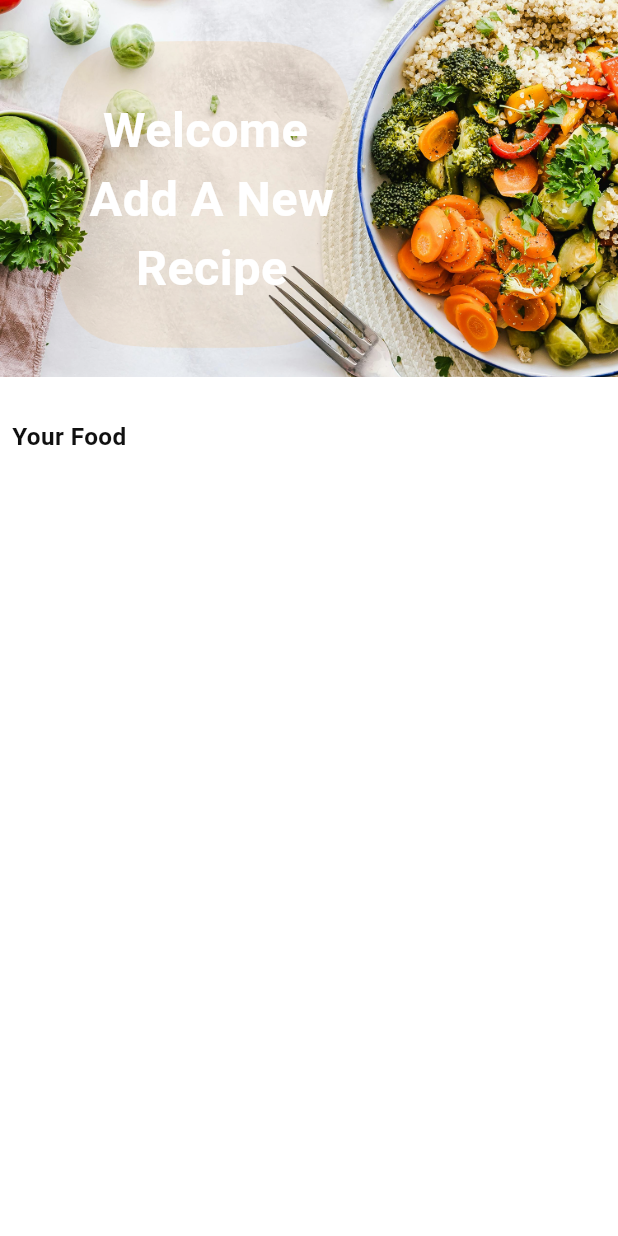
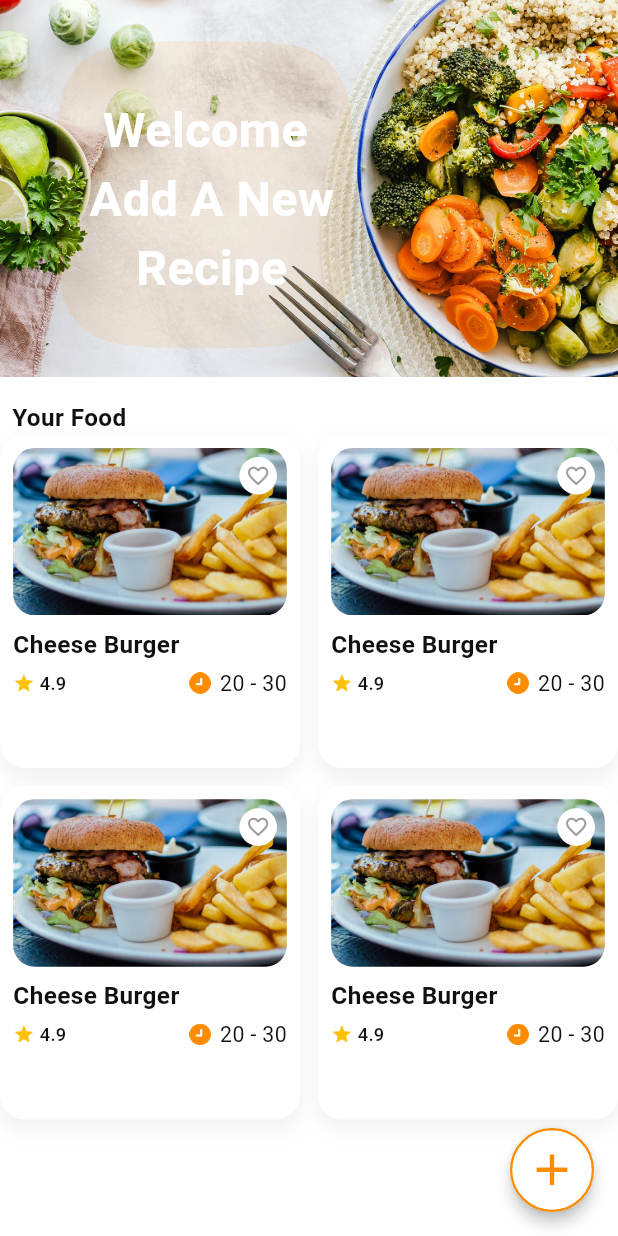
Before and after one commit to sohibemad122/meals_app, a Flutter app: the HomePage screen opened by its route, on a phone screen of 412 x 824 dp. Run offline on Flutter 3.47's test engine with Material 3 defaults, Android fonts, the phone set to English and light mode, and no system bars; our stand-ins replace carousel_slider, flutter_screenutil, shared_preferences; accounts and stored records are empty.

Commit message:
improve home layout, redesign food widgets, fix login persistence, and update floating action button

```diff
--- a/lib/Features/home/home_page.dart
+++ b/lib/Features/home/home_page.dart
@@ -1,6 +1,8 @@
 import 'package:flutter/material.dart';
+import 'package:meals_app/Features/home/widgets/food_item_widget.dart';
 import 'package:meals_app/Features/home/widgets/topbar_and_text.dart';
 import 'package:meals_app/core/Helpers/spacing.dart';
+import 'package:meals_app/core/Theme/app_colors.dart';
 import 'package:meals_app/core/Theme/text_styles.dart';
 
 class HomePage extends StatelessWidget {
@@ -14,15 +16,40 @@ class HomePage extends StatelessWidget {
         crossAxisAlignment: CrossAxisAlignment.start,
         children: [
           const TopbarAndText(),
-          verticalspace(20),
+          verticalspace(15),
           Padding(
-            padding: const EdgeInsets.all(8.0),
+            padding: const EdgeInsets.symmetric(horizontal: 8.0),
             child: Text(
               'Your Food',
               style: TextStyles.font16Neutral100SemiBold,
             ),
           ),
+          Expanded(
+            child: GridView.builder(
+              itemCount: 4,
+              gridDelegate: SliverGridDelegateWithFixedCrossAxisCount(
+                crossAxisCount: 2,
+                crossAxisSpacing: 12,
+                mainAxisSpacing: 12,
+                childAspectRatio: 0.9,
+              ),
+              itemBuilder: (context, index) {
+                return FoodItemWidget();
+              },
+            ),
+          ),
         ],
+      ),
+      floatingActionButton: FloatingActionButton(
+        backgroundColor: AppColors.white,
+        elevation: 4,
+
+        shape: RoundedRectangleBorder(
+          borderRadius: BorderRadius.circular(40),
+          side: BorderSide(color: AppColors.mainColor, width: 1.5),
+        ),
+        onPressed: () {},
+        child: Icon(Icons.add, color: AppColors.mainColor, size: 35),
       ),
     );
   }
--- /dev/null
+++ b/lib/Features/home/widgets/food_item_widget.dart
@@ -0,0 +1,91 @@
+import 'package:flutter/material.dart';
+import 'package:flutter_screenutil/flutter_screenutil.dart';
+import 'package:meals_app/core/Helpers/spacing.dart';
+import 'package:meals_app/core/Theme/app_colors.dart';
+import 'package:meals_app/core/Theme/text_styles.dart';
+
+class FoodItemWidget extends StatelessWidget {
+  const FoodItemWidget({super.key});
+
+  @override
+  Widget build(BuildContext context) {
+    return Container(
+      height: 176.h,
+      width: 153.w,
+      padding: EdgeInsets.all(8.w),
+      decoration: BoxDecoration(
+        color: AppColors.white,
+        borderRadius: BorderRadius.circular(16.r),
+        boxShadow: [
+          BoxShadow(
+            color: Colors.black.withOpacity(.06),
+            blurRadius: 12,
+            offset: const Offset(0, 6),
+          ),
+        ],
+      ),
+      child: Column(
+        crossAxisAlignment: CrossAxisAlignment.start,
+        children: [
+          Stack(
+            children: [
+              ClipRRect(
+                borderRadius: BorderRadius.circular(14.r),
+                child: Image.asset(
+                  'assets/images/Image.png',
+                  width: double.infinity,
+                  height: 110.h,
+                  fit: BoxFit.cover,
+                ),
+              ),
+
+              Positioned(
+                top: 6.h,
+                right: 6.w,
+                child: Container(
+                  padding: EdgeInsets.all(4.w),
+                  decoration: BoxDecoration(
+                    color: Colors.white,
+                    shape: BoxShape.circle,
+                  ),
+                  child: Icon(
+                    Icons.favorite_border,
+                    size: 16.sp,
+                    color: Colors.grey,
+                  ),
+                ),
+              ),
+            ],
+          ),
+
+          verticalspace(8),
+          Text(
+            'Cheese Burger',
+            style: TextStyles.font16Neutral100SemiBold,
+            maxLines: 1,
+            overflow: TextOverflow.ellipsis,
+          ),
+
+          verticalspace(4),
+
+          Row(
+            children: [
+              Icon(Icons.star, size: 14.sp, color: Colors.amber),
+              SizedBox(width: 3.w),
+              Text('4.9', style: TextStyles.font12Neutral100Medium),
+
+              const Spacer(),
+              Image.asset(
+                'assets/images/Subtract.png',
+                height: 14.h,
+                width: 14.w,
+              ),
+              horizontalspace(5),
+              Text('20 - 30', style: TextStyles.font14Neutral100Regular),
+            ],
+          ),
+        ],
+      ),
+    );
+  }
+}
--- a/lib/core/Theme/text_styles.dart
+++ b/lib/core/Theme/text_styles.dart
@@ -25,4 +25,19 @@ class TextStyles {
     color: AppColors.Neutral100,
     fontWeight: FontWeightHelper.semibold,
   );
+  static TextStyle font16Neutral100Medium = TextStyle(
+    fontSize: 16.sp,
+    color: AppColors.Neutral100,
+    fontWeight: FontWeightHelper.medium,
+  );
+  static TextStyle font12Neutral100Medium = TextStyle(
+    fontSize: 12.sp,
+    color: AppColors.Neutral100,
+    fontWeight: FontWeightHelper.medium,
+  );
+  static TextStyle font14Neutral100Regular = TextStyle(
+    fontSize: 14.sp,
+    color: AppColors.Neutral100,
+    fontWeight: FontWeightHelper.regular,
+  );
 }
```
Also changed, not shown: assets/images/Image.png (added), assets/images/Subtract.png (added).
